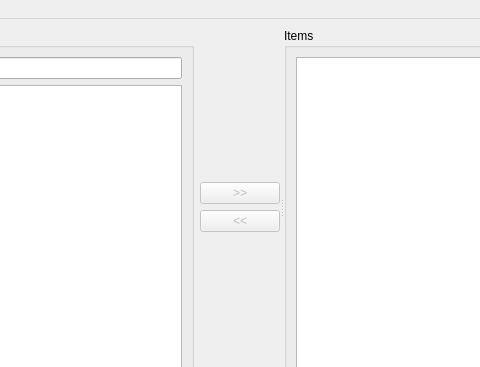
Old version of the form forms/mainwindow.ui in the repository daniloarcidiacono/DiskSpan; both pictures show x 233 to 713 and y 0 to 367 of the 1265 by 816 pixel window.
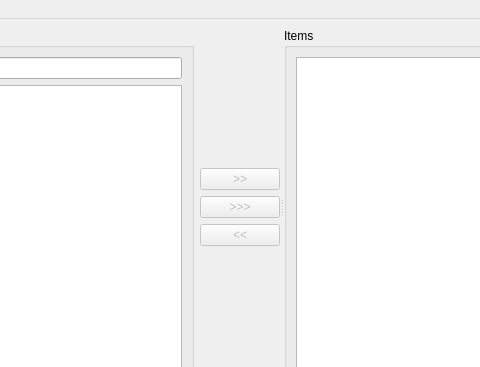
New version of the form.

Commit message: Added filesystem filtering. Added a button to create items separatedly.

What changed in the file:
```diff
--- a/forms/mainwindow.ui
+++ b/forms/mainwindow.ui
@@ -24,7 +24,7 @@
        <property name="orientation">
         <enum>Qt::Horizontal</enum>
        </property>
-       <widget class="QWidget" name="">
+       <widget class="QWidget" name="layoutWidget">
         <layout class="QHBoxLayout" name="horizontalLayout_5">
          <item>
           <widget class="QGroupBox" name="grpFileSystem">
@@ -94,6 +94,16 @@
              </property>
             </widget>
            </item>
+           <item>
+            <widget class="QPushButton" name="btnAddItemSeparate">
+             <property name="enabled">
+              <bool>false</bool>
+             </property>
+             <property name="text">
+              <string>&gt;&gt;&gt;</string>
+             </property>
+            </widget>
+           </item>
            <item>
             <widget class="QPushButton" name="btnRemoveItem">
              <property name="enabled">
```
Left out of the diff: 5 changed lines with no effect on the pictures. The commit also changes 10 other files.
